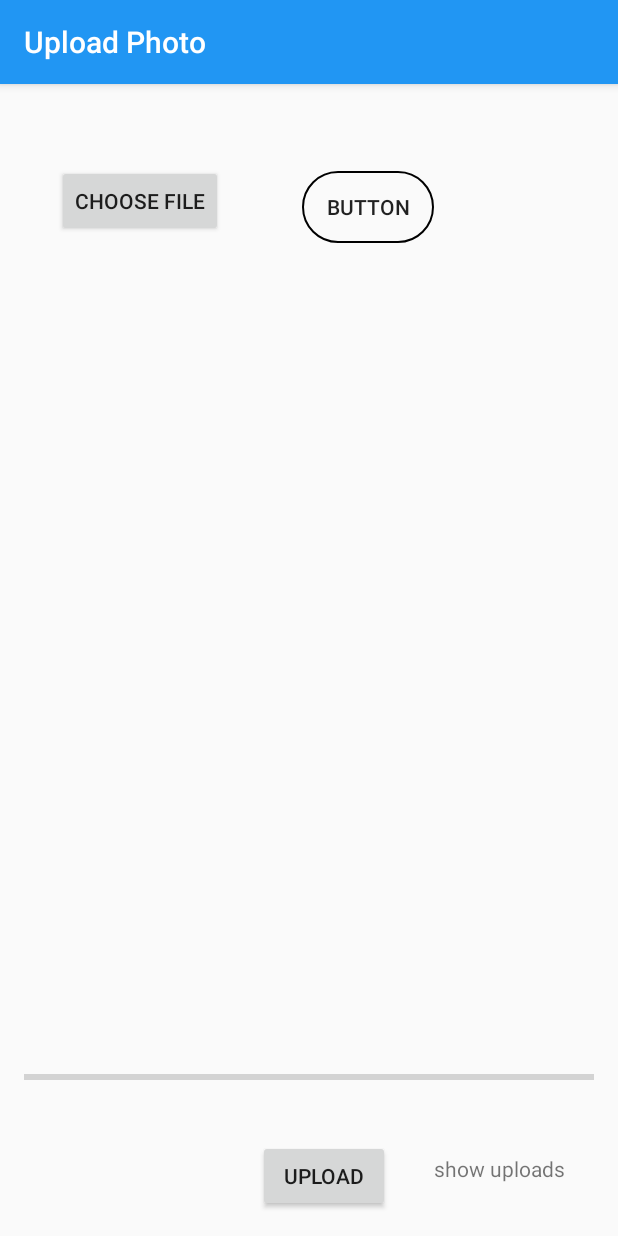
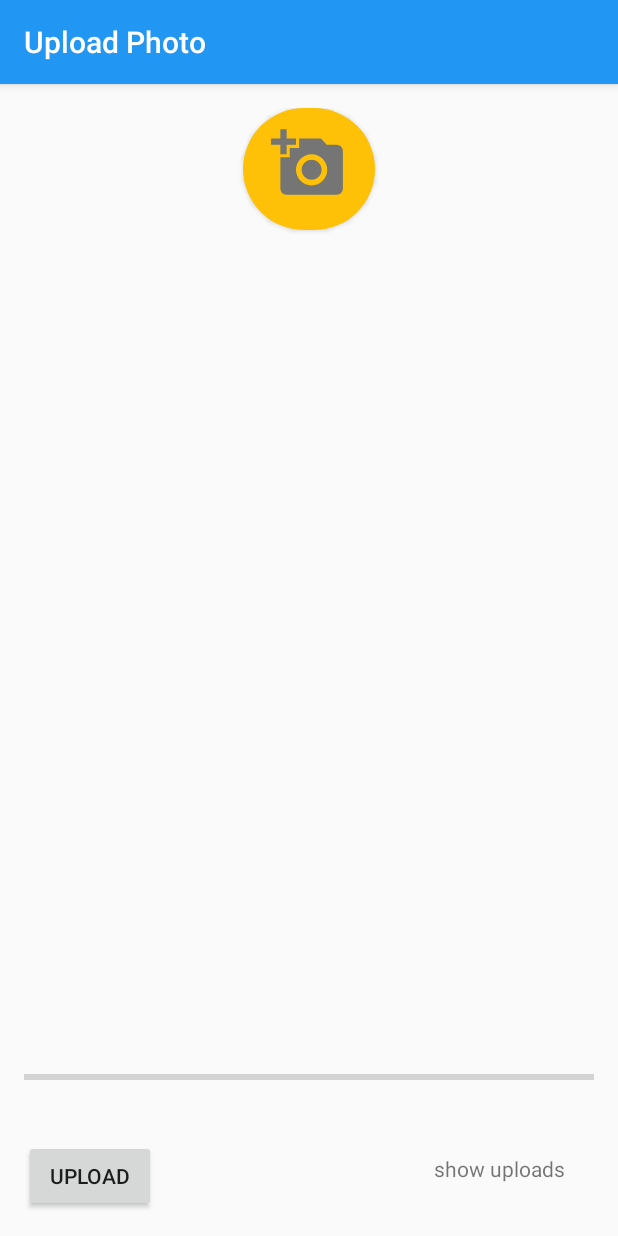
Before and after one commit to coramonokandilos/App, an Android app: the PictureUploadActivity screen opened directly, with no data from a screen before it, on a phone screen of 412 x 824 dp. Run offline under Robolectric (Android 15) with nearby library versions, the light colour scheme and no system bars; our stand-ins replace Firebase (no records; nobody signed in at launch, a user with empty details on screens opened directly), Picasso.

Commit message:
Button to upload picture now is a picture

```diff
--- /dev/null
+++ b/app/src/main/res/drawable/ic_add_a_photo_black_24dp.xml
@@ -0,0 +1,8 @@
+<vector android:height="50dp"
+    android:viewportHeight="24.0"
+    android:viewportWidth="24.0"
+    android:width="50dp"
+    xmlns:android="http://schemas.android.com/apk/res/android">
+    <path android:fillColor="#757575"
+        android:pathData="M3,4L3,1h2v3h3v2L5,6v3L3,9L3,6L0,6L0,4h3zM6,10L6,7h3L9,4h7l1.83,2L21,6c1.1,0 2,0.9 2,2v12c0,1.1 -0.9,2 -2,2L5,22c-1.1,0 -2,-0.9 -2,-2L3,10h3zM13,19c2.76,0 5,-2.24 5,-5s-2.24,-5 -5,-5 -5,2.24 -5,5 2.24,5 5,5zM9.8,14c0,1.77 1.43,3.2 3.2,3.2s3.2,-1.43 3.2,-3.2 -1.43,-3.2 -3.2,-3.2 -3.2,1.43 -3.2,3.2z"/>
+</vector>
--- a/app/src/main/res/drawable/round_button.xml
+++ b/app/src/main/res/drawable/round_button.xml
@@ -2,8 +2,6 @@
     <shape xmlns:android="http://schemas.android.com/apk/res/android"
         android:padding="16dp"
         android:shape="rectangle">
-        <stroke
-            android:width="1dp"
-            android:color="@android:color/black" />
+        <solid android:color="@color/colorAccent"/>
         <corners android:radius="60dp" />
     </shape>
--- a/app/src/main/res/layout/activity_picture.xml
+++ b/app/src/main/res/layout/activity_picture.xml
@@ -12,11 +12,11 @@
         android:id="@+id/button_choose_image"
         android:layout_width="wrap_content"
         android:layout_height="wrap_content"
-        android:layout_alignParentStart="true"
         android:layout_alignParentTop="true"
-        android:layout_marginStart="22dp"
-        android:layout_marginTop="38dp"
-        android:text="Choose File"
+        android:layout_centerHorizontal="true"
+        android:paddingTop="12dp"
+        android:background="@drawable/round_button"
+        android:drawableTop="@drawable/ic_add_a_photo_black_24dp"
         app:layout_constraintEnd_toEndOf="parent"
         app:layout_constraintStart_toStartOf="parent"
         app:layout_constraintTop_toTopOf="parent" />
@@ -36,7 +36,6 @@
         android:layout_width="match_parent"
         android:layout_height="wrap_content"
         android:layout_alignParentBottom="true"
-        android:layout_alignParentStart="true"
         android:layout_marginBottom="82dp"
         app:layout_constraintEnd_toEndOf="parent"
         app:layout_constraintHorizontal_bias="0.0"
@@ -48,8 +47,6 @@
         android:layout_width="wrap_content"
         android:layout_height="wrap_content"
         android:layout_alignParentBottom="true"
-        android:layout_alignParentEnd="true"
-        android:layout_marginEnd="136dp"
         android:text="Upload"
         app:layout_constraintBottom_toBottomOf="parent"
         app:layout_constraintEnd_toEndOf="parent"
@@ -68,16 +65,7 @@
         android:text="show uploads"
         app:layout_constraintEnd_toEndOf="parent"
         app:layout_constraintStart_toEndOf="@+id/button_upload_image"
-        app:layout_constraintTop_toTopOf="parent" />
+        app:layout_constraintTop_toTopOf="parent"
+        />
 
-    <Button
-        android:id="@+id/button2"
-        android:layout_width="wrap_content"
-        android:layout_height="wrap_content"
-        android:layout_alignParentTop="true"
-        android:layout_marginTop="42dp"
-        android:layout_toStartOf="@+id/show_uploads"
-        android:background="@drawable/round_button"
-
-        android:text="Button" />
 </RelativeLayout>
```
